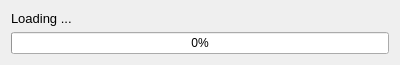
Old version of the form VSmartNet/views/assets/splashDialog.ui in the repository vuta1927/testing.
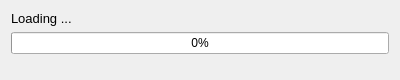
New version of the form.

Diff of the .ui file:
```diff
--- a/VSmartNet/views/assets/splashDialog.ui
+++ b/VSmartNet/views/assets/splashDialog.ui
@@ -7,9 +7,18 @@
     <x>0</x>
     <y>0</y>
     <width>400</width>
-    <height>63</height>
+    <height>80</height>
    </rect>
   </property>
+  <property name="maximumSize">
+   <size>
+    <width>400</width>
+    <height>80</height>
+   </size>
+  </property>
+  <property name="contextMenuPolicy">
+   <enum>Qt::NoContextMenu</enum>
+  </property>
   <property name="windowTitle">
    <string>VSmart Net</string>
   </property>
@@ -35,6 +44,19 @@
        </property>
       </widget>
      </item>
+     <item>
+      <spacer name="verticalSpacer">
+       <property name="orientation">
+        <enum>Qt::Vertical</enum>
+       </property>
+       <property name="sizeHint" stdset="0">
+        <size>
+         <width>20</width>
+         <height>40</height>
+        </size>
+       </property>
+      </spacer>
+     </item>
     </layout>
    </item>
   </layout>
```
Left out of the diff: 12 changed lines with no effect on the pictures.
